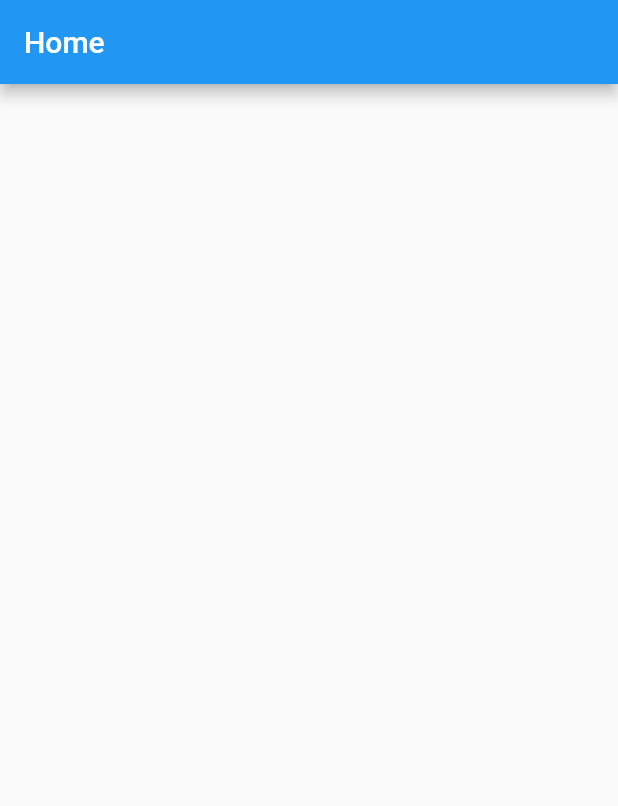
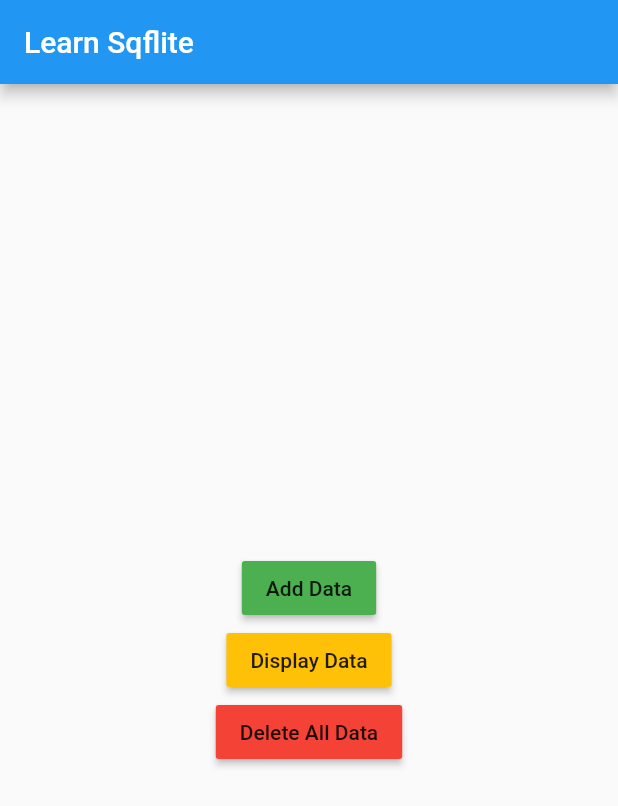
Before and after one commit to varamsky/learn_sqflite, a Flutter app: the screen it shows after launch, on a phone screen of 412 x 824 dp. Shown: the top 806 px of the screen. Run offline on Flutter 3.47's test engine with Material 2 defaults, Android fonts, the phone set to English and light mode, and no system bars; our stand-ins replace sqflite; accounts and stored records are empty.

Commit message:
learn CRUD with sqflite

```diff
--- /dev/null
+++ b/lib/database/database.dart
@@ -0,0 +1,56 @@
+import 'package:learn_sqflite/model/model.dart';
+import 'package:path/path.dart';
+import 'package:sqflite/sqflite.dart';
+
+class MyDatabase{
+  static Future<Database> database;
+
+  initDb() async{
+    database = openDatabase(
+      join(await getDatabasesPath(), 'db_test.db'),
+      onCreate: (db, version) {
+        return db.execute(
+          "CREATE TABLE test(id INTEGER PRIMARY KEY, name TEXT, age INTEGER)",
+        );
+      },
+      version: 1,
+    );
+  }
+
+  insertData(Map<String, dynamic> map) async{
+    Database db = await database;
+
+    db.insert('test', map,conflictAlgorithm: ConflictAlgorithm.replace);
+  }
+
+  Future<List<Map<String,dynamic>>> displayData() async{
+    Database db = await database;
+
+    var result = await db.rawQuery('SELECT * FROM test');
+    print('result : $result');
+    return result;
+  }
+
+  deleteData(int id) async{
+    Database db = await database;
+
+    db.delete('test',where: "id = ?",whereArgs: [id]);
+    print('data deleted (message from database.dart)');
+  }
+
+  updateData(Model model) async{
+    Database db = await database;
+
+    print('${model.id} ${model.name} ${model.age} (message from database.dart)');
+
+    db.update('test', model.toMap(), where: "id = ?",whereArgs: [model.id]);
+    print('data updated (message from database.dart)');
+  }
+
+  Future<int> deleteAllData() async{
+    Database db = await database;
+
+    return db.rawDelete('DELETE FROM test');
+  }
+
+}
--- a/lib/main.dart
+++ b/lib/main.dart
@@ -1,15 +1,20 @@
 import 'package:flutter/material.dart';
 import 'package:learn_sqflite/screens/home_screen.dart';
 
-void main() => runApp(new MyApp());
+void main() {
+  runApp(MyApp());
+}
 
 class MyApp extends StatelessWidget {
-
   @override
   Widget build(BuildContext context) {
     return MaterialApp(
       debugShowCheckedModeBanner: false,
-      title: 'Flutter App',
+      title: 'Learn Sqflite',
+      theme: ThemeData(
+        primarySwatch: Colors.blue,
+        visualDensity: VisualDensity.adaptivePlatformDensity,
+      ),
       home: HomeScreen(),
     );
   }
--- /dev/null
+++ b/lib/model/model.dart
@@ -0,0 +1,17 @@
+// model class for data from database
+class Model{
+  int id;
+  String name;
+  int age;
+
+  Model({this.id,this.name,this.age});
+
+  Map<String,dynamic> toMap(){
+    return {
+      'id':id,
+      'name':name,
+      'age':age
+    };
+  }
+
+}
--- a/lib/screens/home_screen.dart
+++ b/lib/screens/home_screen.dart
@@ -1,14 +1,76 @@
 import 'package:flutter/material.dart';
+import 'package:learn_sqflite/screens/data_display_screen.dart';
+import 'package:learn_sqflite/screens/data_entry_or_edit_screen.dart';
+import 'package:learn_sqflite/database/database.dart';
 
 class HomeScreen extends StatelessWidget {
 
+  // getting an instance of MyDatabase
+  MyDatabase _myDatabase = new MyDatabase();
+
   @override
   Widget build(BuildContext context) {
-    return SafeArea(
-      child: Scaffold(
-        appBar: AppBar(title: Text("Home")),
-    	body: Container(),
+
+    // initializing the database
+    _myDatabase.initDb();
+
+    return Scaffold(
+      appBar: AppBar(title: Text('Learn Sqflite'),),
+      body: Center(
+        child: Column(
+          mainAxisAlignment: MainAxisAlignment.center,
+          mainAxisSize: MainAxisSize.max,
+          crossAxisAlignment: CrossAxisAlignment.center,
+          children: <Widget>[
+            RaisedButton(
+              onPressed: (){
+                print('Add Data Pressed');
+
+                // navigating to DataEntryScreen
+                // DataEntryEditScreen is used for both new data insert and to update present data
+                // isEntry informs informs whether the class is called for data insert or data update (isEntry is true for insert and false for update)
+                Navigator.of(context).push(MaterialPageRoute(builder: (BuildContext context) => DataEntryEditScreen(database: _myDatabase,isEntry: true,),),);
+              },
+              child: Text('Add Data'),
+              color: Colors.green,
+            ),
+            RaisedButton(
+              onPressed: (){
+                print('Display Data Pressed');
+
+                // navigating to DataDisplayScreen
+                Navigator.of(context).push(MaterialPageRoute(builder: (BuildContext context) => DataDisplayScreen(database: _myDatabase)));
+              },
+              child: Text('Display Data'),
+              color: Colors.amber,
+            ),
+            Builder(
+              builder: (BuildContext context){
+                return RaisedButton(
+                  onPressed: () {
+                    // method to delete all data
+                    deleteData(context);
+                  },
+                  child: Text('Delete All Data'),
+                  color: Colors.red,
+                );
+              },
+            ),
+          ],
+        ),
       ),
     );
   }
+
+  deleteData(BuildContext context) async{
+    print('Delete All Data Pressed');
+
+    // deleting all data
+    int result = await _myDatabase.deleteAllData();
+    print(result);
+
+    // showing SnackBar to inform user
+    if(result != -1)
+      Scaffold.of(context).showSnackBar(SnackBar(content: Text('All data deleted')));
+  }
 }
--- a/pubspec.yaml
+++ b/pubspec.yaml
@@ -23,6 +23,8 @@ environment:
 dependencies:
   flutter:
     sdk: flutter
+  sqflite: any
+  path: any
 
 
   # The following adds the Cupertino Icons font to your application.
```
Also changed, not shown: lib/screens/data_display_screen.dart (added, +82 -0 lines), lib/screens/data_entry_or_edit_screen.dart (added, +133 -0 lines), pubspec.lock.
